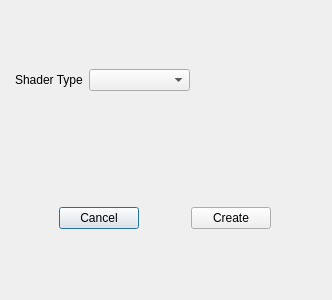
This is Editor/LuxonEditor.GUI.Qt/ShaderCreation/ShaderCreationWindow.ui in s-rahmani1992/LuxonEngine as Qt 5 draws it before an edit. The edited form follows.
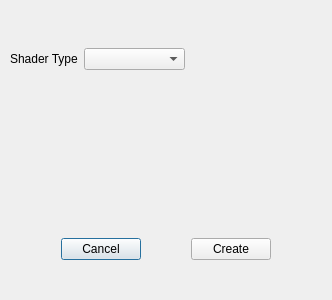
This is the edited form. Custom widgets are drawn as their Qt base class.

Commit message: Improved shader window and inspecter's visual.

What changed in the file:
```diff
--- a/Editor/LuxonEditor.GUI.Qt/ShaderCreation/ShaderCreationWindow.ui
+++ b/Editor/LuxonEditor.GUI.Qt/ShaderCreation/ShaderCreationWindow.ui
@@ -33,19 +33,19 @@
   </property>
   <layout class="QVBoxLayout" name="verticalLayout">
    <property name="spacing">
-    <number>2</number>
+    <number>15</number>
    </property>
    <property name="leftMargin">
-    <number>2</number>
+    <number>6</number>
    </property>
    <property name="topMargin">
-    <number>2</number>
+    <number>6</number>
    </property>
    <property name="rightMargin">
-    <number>2</number>
+    <number>6</number>
    </property>
    <property name="bottomMargin">
-    <number>2</number>
+    <number>6</number>
    </property>
    <item>
     <widget class="QWidget" name="propertiesContainer" native="true">
@@ -62,6 +62,9 @@
       </size>
      </property>
      <layout class="QVBoxLayout" name="verticalLayout_5">
+      <property name="spacing">
+       <number>15</number>
+      </property>
       <property name="leftMargin">
        <number>2</number>
       </property>
@@ -96,9 +99,15 @@
          </sizepolicy>
         </property>
         <layout class="QHBoxLayout" name="horizontalLayout" stretch="0,0">
+         <property name="leftMargin">
+          <number>2</number>
+         </property>
          <property name="topMargin">
           <number>2</number>
          </property>
+         <property name="rightMargin">
+          <number>2</number>
+         </property>
          <property name="bottomMargin">
           <number>2</number>
          </property>
@@ -162,19 +171,19 @@
         </property>
         <layout class="QVBoxLayout" name="verticalLayout_2">
          <property name="spacing">
-          <number>1</number>
+          <number>15</number>
          </property>
          <property name="leftMargin">
-          <number>2</number>
+          <number>0</number>
          </property>
          <property name="topMargin">
-          <number>2</number>
+          <number>0</number>
          </property>
          <property name="rightMargin">
-          <number>2</number>
+          <number>0</number>
          </property>
          <property name="bottomMargin">
-          <number>2</number>
+          <number>0</number>
          </property>
          <item>
           <widget class="QTextField" name="vertexField">
@@ -219,19 +228,19 @@
         </property>
         <layout class="QVBoxLayout" name="verticalLayout_3">
          <property name="spacing">
-          <number>2</number>
+          <number>15</number>
          </property>
          <property name="leftMargin">
-          <number>2</number>
+          <number>0</number>
          </property>
          <property name="topMargin">
-          <number>2</number>
+          <number>0</number>
          </property>
          <property name="rightMargin">
-          <number>2</number>
+          <number>0</number>
          </property>
          <property name="bottomMargin">
-          <number>2</number>
+          <number>0</number>
          </property>
          <item>
           <widget class="QNullableTextField" name="rayGenField">
@@ -285,19 +294,19 @@
         </property>
         <layout class="QVBoxLayout" name="verticalLayout_4">
          <property name="spacing">
-          <number>2</number>
+          <number>15</number>
          </property>
          <property name="leftMargin">
-          <number>2</number>
+          <number>0</number>
          </property>
          <property name="topMargin">
-          <number>2</number>
+          <number>0</number>
          </property>
          <property name="rightMargin">
-          <number>2</number>
+          <number>0</number>
          </property>
          <property name="bottomMargin">
-          <number>2</number>
+          <number>0</number>
          </property>
          <item>
           <widget class="QTextField" name="computeMain">
```
Left out of the diff: 2 changed lines with no effect on the pictures. The commit also changes 5 other files.
